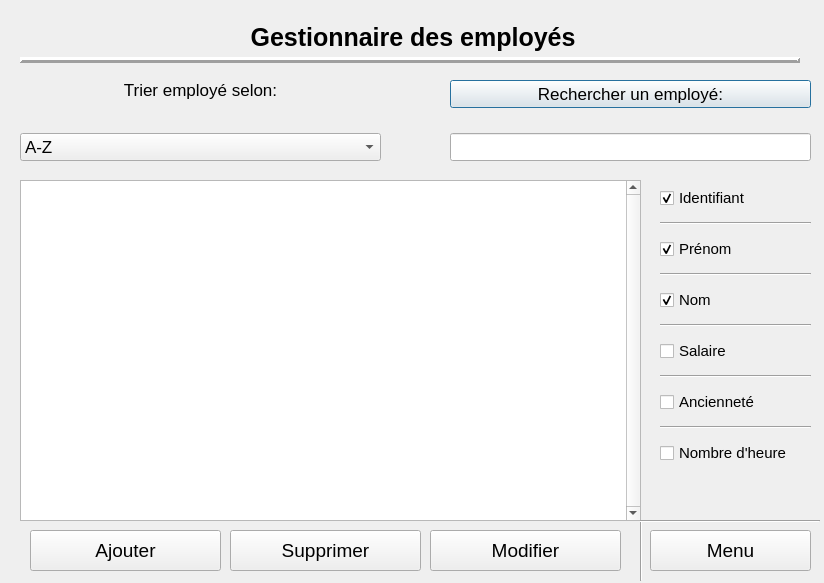
The window that UI/MenuEmploye.ui (LePerron/Application-gestion-employes-projet-session-2023) describes before a commit, drawn with Qt 5.
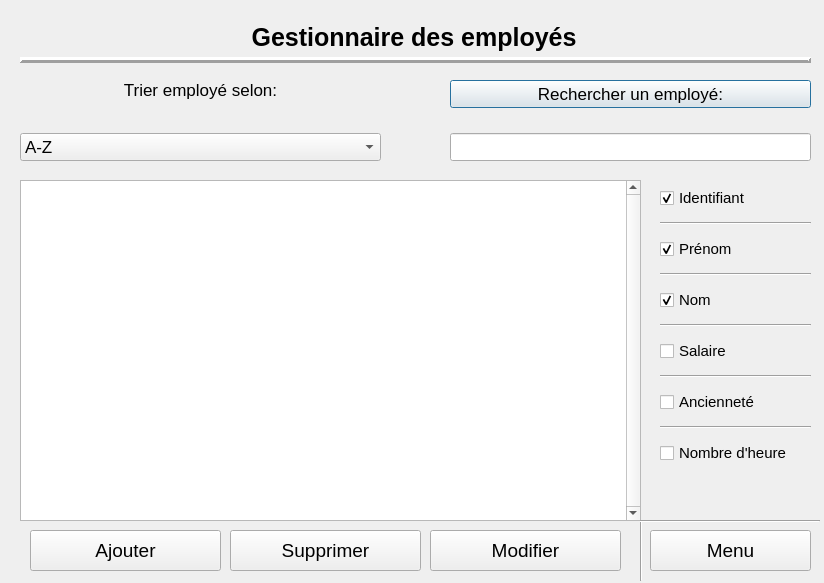
The same window after the commit.

Diff of the .ui file:
```diff
--- a/UI/MenuEmploye.ui
+++ b/UI/MenuEmploye.ui
@@ -21,9 +21,9 @@
   <widget class="QLabel" name="labelTitreEmploye">
    <property name="geometry">
     <rect>
-     <x>23</x>
+     <x>20</x>
      <y>12</y>
-     <width>780</width>
+     <width>788</width>
      <height>51</height>
     </rect>
    </property>
@@ -242,7 +242,7 @@
     <rect>
      <x>20</x>
      <y>50</y>
-     <width>780</width>
+     <width>791</width>
      <height>20</height>
     </rect>
    </property>
@@ -397,9 +397,9 @@
    <property name="geometry">
     <rect>
      <x>660</x>
-     <y>460</y>
+     <y>470</y>
      <width>151</width>
-     <height>51</height>
+     <height>41</height>
     </rect>
    </property>
    <property name="sizePolicy">
```
